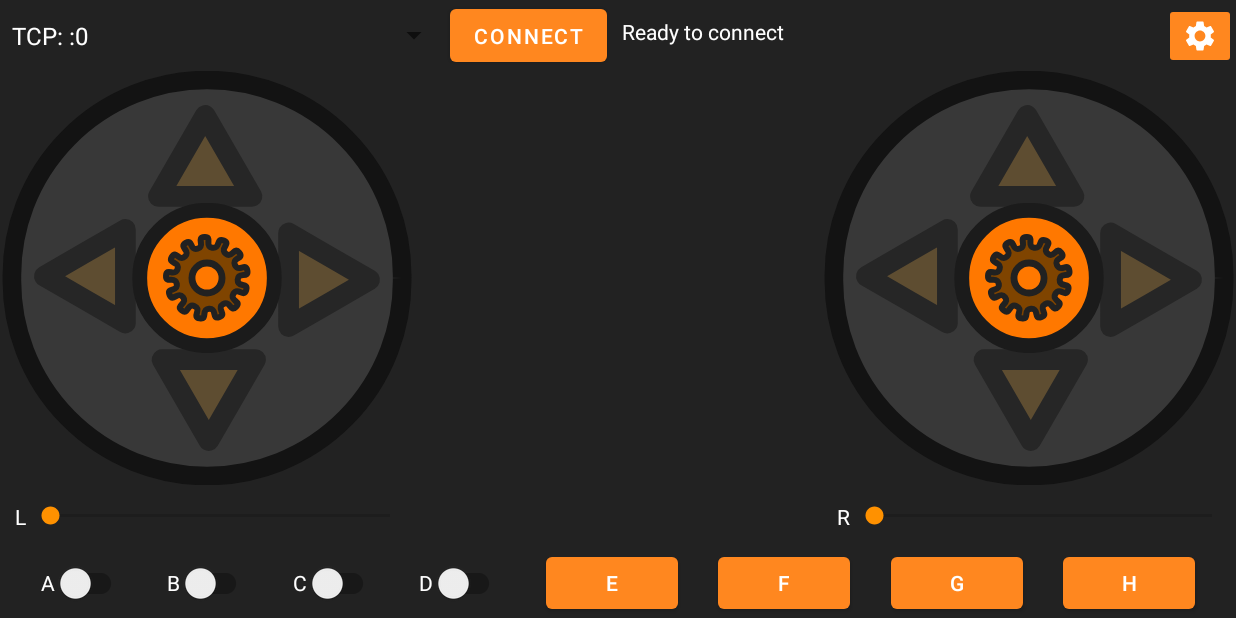
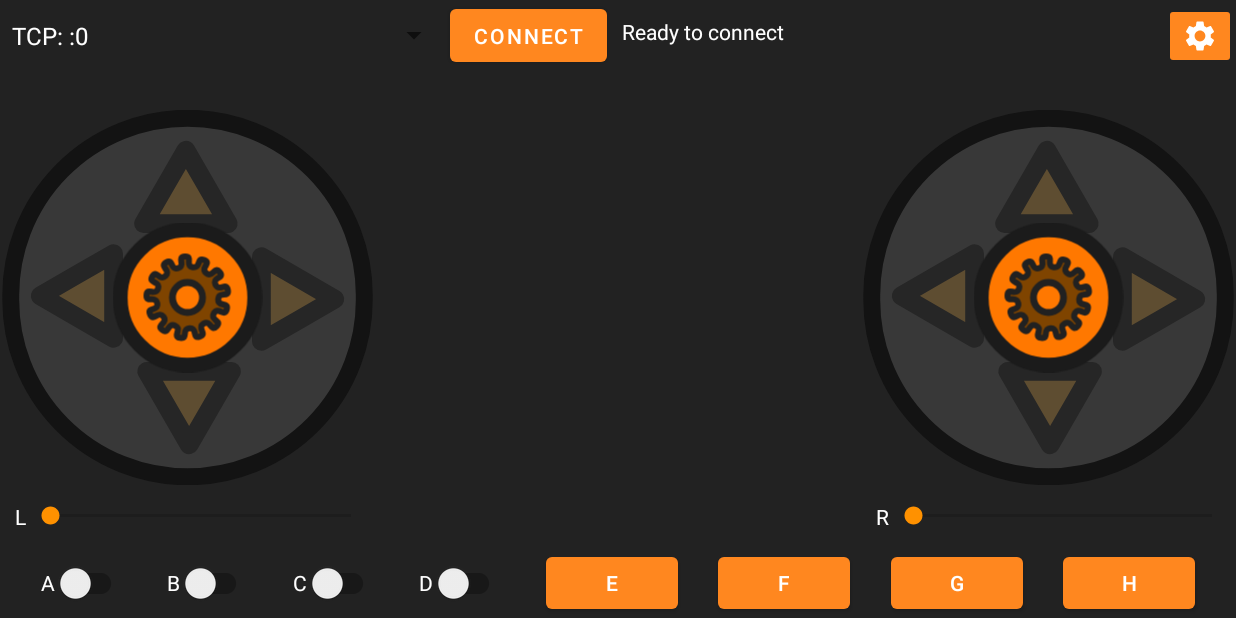
Before and after one commit to poconoco/bt-remote, an Android app: the screen it shows after launch (MainActivity), on a phone screen of 824 x 412 dp (held sideways). Run offline under Robolectric (Android 15) with nearby library versions, the light colour scheme and no system bars; our stand-ins replace RxJava; libraries missing offline, so code that uses them is left out: com.github.niqdev.mjpeg; plain views replace MjpegSurfaceView; 8 statements that could not run were skipped.

Commit message:
Fix minor bugs

```diff
--- a/android-app/app/src/main/AndroidManifest.xml
+++ b/android-app/app/src/main/AndroidManifest.xml
@@ -2,6 +2,7 @@
 <manifest xmlns:android="http://schemas.android.com/apk/res/android">
     <uses-permission android:name="android.permission.INTERNET" />
     <uses-permission android:name="android.permission.ACCESS_NETWORK_STATE" />
+    <uses-permission android:name="android.permission.BLUETOOTH" />
     <uses-permission android:name="android.permission.BLUETOOTH_CONNECT" />
     <uses-permission android:name="android.permission.BLUETOOTH_SCAN" />
     <application
--- a/android-app/app/src/main/res/layout/main_activity.xml
+++ b/android-app/app/src/main/res/layout/main_activity.xml
@@ -148,9 +148,10 @@
                         android:scaleType="fitCenter"
                         app:layout_constraintBottom_toTopOf="@+id/sliderLContainer"
                         app:layout_constraintDimensionRatio="1"
-                        app:layout_constraintHeight_max="350dp"
+                        app:layout_constraintHeight_max="250dp"
                         app:layout_constraintStart_toStartOf="parent"
                         app:layout_constraintTop_toTopOf="parent"
+                        app:layout_constraintVertical_bias="1.0"
                         app:srcCompat="@drawable/pad" />
 
                     <ImageView
@@ -162,8 +163,9 @@
                         app:layout_constraintBottom_toTopOf="@+id/sliderRContainer"
                         app:layout_constraintDimensionRatio="1"
                         app:layout_constraintEnd_toEndOf="parent"
-                        app:layout_constraintHeight_max="350dp"
+                        app:layout_constraintHeight_max="250dp"
                         app:layout_constraintTop_toTopOf="parent"
+                        app:layout_constraintVertical_bias="1.0"
                         app:srcCompat="@drawable/pad" />
 
                     <androidx.constraintlayout.widget.ConstraintLayout
--- a/android-app/app/src/main/res/values/strings.xml
+++ b/android-app/app/src/main/res/values/strings.xml
@@ -1,4 +1,5 @@
 <resources>
     <string name="app_name">DIY RC</string>
     <string name="defaultTcpAddress">192.168.1.100</string>
+    <string name="defaultVideoStreamURL">http://192.168.1.100:81</string>
 </resources>
--- a/android-app/app/src/main/res/xml/preferences.xml
+++ b/android-app/app/src/main/res/xml/preferences.xml
@@ -118,6 +118,7 @@
         <EditTextPreference
             android:key="videoStreamURL"
             android:title="Video stream URL"
+            android:defaultValue="@string/defaultVideoStreamURL"
             app:useSimpleSummaryProvider="true" />
     </PreferenceCategory>
 
```
Also changed, not shown: android-app/app/src/main/java/com/nocomake/serialremote/MainActivity.java (+28 -7 lines).
